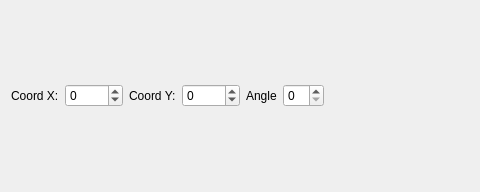
The window that Agents/mission_controller_pioneer/src/mission_pointUI.ui (robocomp/robocomp-pioneer) describes before a commit, drawn with Qt 5; both pictures show x 0 to 480 and y 0 to 192 of the 846 by 192 pixel window.
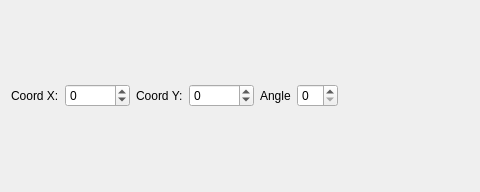
The same window after the commit.

Commit message: fixed error ranges in coordx and coordy

What changed in the file:
```diff
--- a/Agents/mission_controller_pioneer/src/mission_pointUI.ui
+++ b/Agents/mission_controller_pioneer/src/mission_pointUI.ui
@@ -30,10 +30,10 @@
          <item>
           <widget class="QSpinBox" name="goto_spinbox_coordX">
            <property name="minimum">
-            <number>-1750</number>
+            <number>-90000</number>
            </property>
            <property name="maximum">
-            <number>1750</number>
+            <number>90000</number>
            </property>
           </widget>
          </item>
@@ -47,10 +47,10 @@
          <item>
           <widget class="QSpinBox" name="goto_spinbox_coordY">
            <property name="minimum">
-            <number>-1900</number>
+            <number>-90000</number>
            </property>
            <property name="maximum">
-            <number>1900</number>
+            <number>90000</number>
            </property>
           </widget>
          </item>
```
